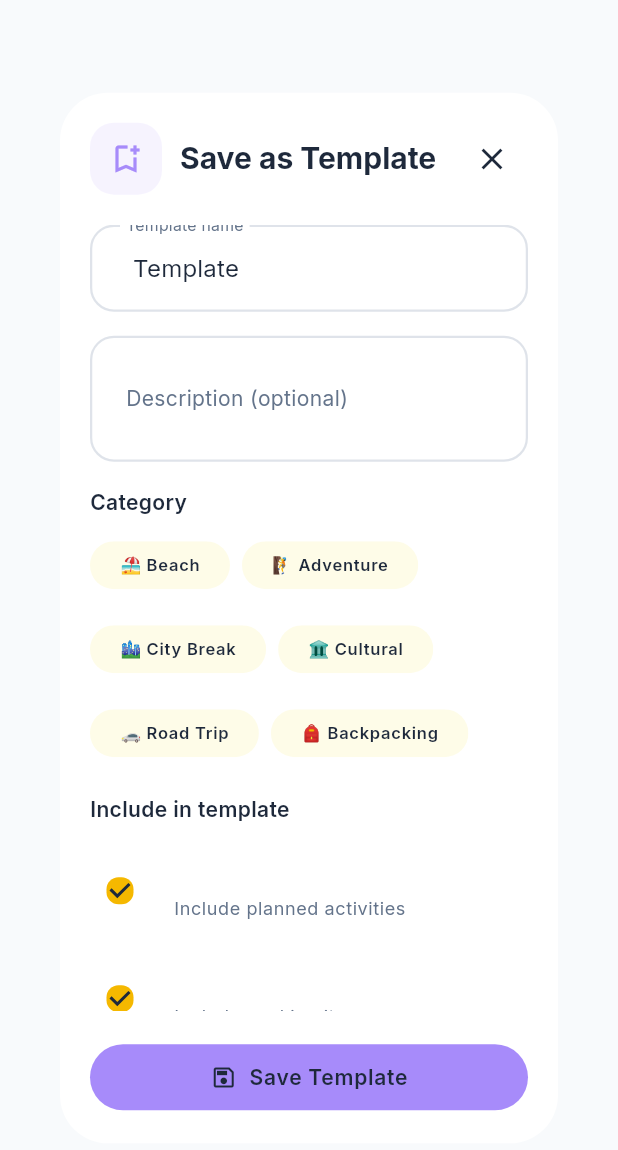
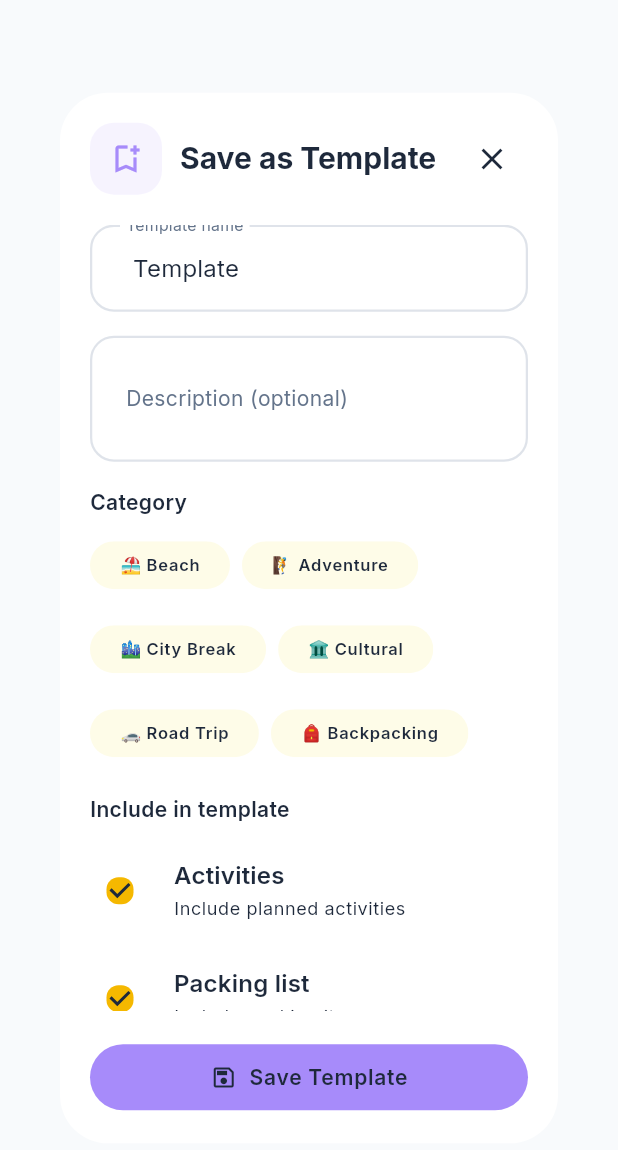
Before and after one commit to theprantadutta/odyssey, a Flutter app: the SaveAsTemplateDialog widget shown alone on an empty page, opened directly with empty values, on a phone screen of 412 x 824 dp. Shown: the top 1150 px of the screen. Run offline on Flutter 3.47's test engine with Material 3 defaults, Android fonts, the phone set to English and light mode, and no system bars; our stand-ins replace cached_network_image, dio, equatable, file_picker, firebase_auth, firebase_core and 17 more; missing offline and left inert: flutter_map_marker_cluster, pdfx; accounts and stored records are empty; generated files the repository leaves out were written again; network calls fail.

Commit message:
fix: use theme-aware colors in save as template dialog for light/dark mode
Co-Authored-By: Claude Opus 4.5 <noreply@anthropic.com>

```diff
--- a/lib/src/features/templates/presentation/widgets/save_as_template_dialog.dart
+++ b/lib/src/features/templates/presentation/widgets/save_as_template_dialog.dart
@@ -99,6 +99,7 @@ class _SaveAsTemplateDialogState extends ConsumerState<SaveAsTemplateDialog> {
   @override
   Widget build(BuildContext context) {
     final theme = Theme.of(context);
+    final colorScheme = theme.colorScheme;
 
     return Dialog(
       shape: RoundedRectangleBorder(
@@ -136,11 +137,12 @@ class _SaveAsTemplateDialogState extends ConsumerState<SaveAsTemplateDialog> {
                       'Save as Template',
                       style: theme.textTheme.titleLarge?.copyWith(
                         fontWeight: FontWeight.bold,
+                        color: colorScheme.onSurface,
                       ),
                     ),
                   ),
                   IconButton(
-                    icon: const Icon(Icons.close),
+                    icon: Icon(Icons.close, color: colorScheme.onSurfaceVariant),
                     onPressed: () => Navigator.of(context).pop(),
                   ),
                 ],
@@ -192,6 +194,7 @@ class _SaveAsTemplateDialogState extends ConsumerState<SaveAsTemplateDialog> {
                         'Category',
                         style: theme.textTheme.bodyMedium?.copyWith(
                           fontWeight: FontWeight.w600,
+                          color: colorScheme.onSurface,
                         ),
                       ),
                       const SizedBox(height: AppSizes.space8),
@@ -220,6 +223,7 @@ class _SaveAsTemplateDialogState extends ConsumerState<SaveAsTemplateDialog> {
                         'Include in template',
                         style: theme.textTheme.bodyMedium?.copyWith(
                           fontWeight: FontWeight.w600,
+                          color: colorScheme.onSurface,
                         ),
                       ),
                       const SizedBox(height: AppSizes.space8),
@@ -227,8 +231,14 @@ class _SaveAsTemplateDialogState extends ConsumerState<SaveAsTemplateDialog> {
                         value: _includeActivities,
                         onChanged: (value) =>
                             setState(() => _includeActivities = value ?? true),
-                        title: const Text('Activities'),
-                        subtitle: const Text('Include planned activities'),
+                        title: Text(
+                          'Activities',
+                          style: TextStyle(color: colorScheme.onSurface),
+                        ),
+                        subtitle: Text(
+                          'Include planned activities',
+                          style: TextStyle(color: colorScheme.onSurfaceVariant),
+                        ),
                         controlAffinity: ListTileControlAffinity.leading,
                         contentPadding: EdgeInsets.zero,
                       ),
@@ -236,8 +246,14 @@ class _SaveAsTemplateDialogState extends ConsumerState<SaveAsTemplateDialog> {
                         value: _includePackingItems,
                         onChanged: (value) =>
                             setState(() => _includePackingItems = value ?? true),
-                        title: const Text('Packing list'),
-                        subtitle: const Text('Include packing items'),
+                        title: Text(
+                          'Packing list',
+                          style: TextStyle(color: colorScheme.onSurface),
+                        ),
+                        subtitle: Text(
+                          'Include packing items',
+                          style: TextStyle(color: colorScheme.onSurfaceVariant),
+                        ),
                         controlAffinity: ListTileControlAffinity.leading,
                         contentPadding: EdgeInsets.zero,
                       ),
@@ -246,8 +262,14 @@ class _SaveAsTemplateDialogState extends ConsumerState<SaveAsTemplateDialog> {
                       SwitchListTile(
                         value: _isPublic,
                         onChanged: _onPublicToggled,
-                        title: const Text('Share publicly'),
-                        subtitle: const Text('Allow others to use this template'),
+                        title: Text(
+                          'Share publicly',
+                          style: TextStyle(color: colorScheme.onSurface),
+                        ),
+                        subtitle: Text(
+                          'Allow others to use this template',
+                          style: TextStyle(color: colorScheme.onSurfaceVariant),
+                        ),
                         contentPadding: EdgeInsets.zero,
                       ),
                     ],
```
